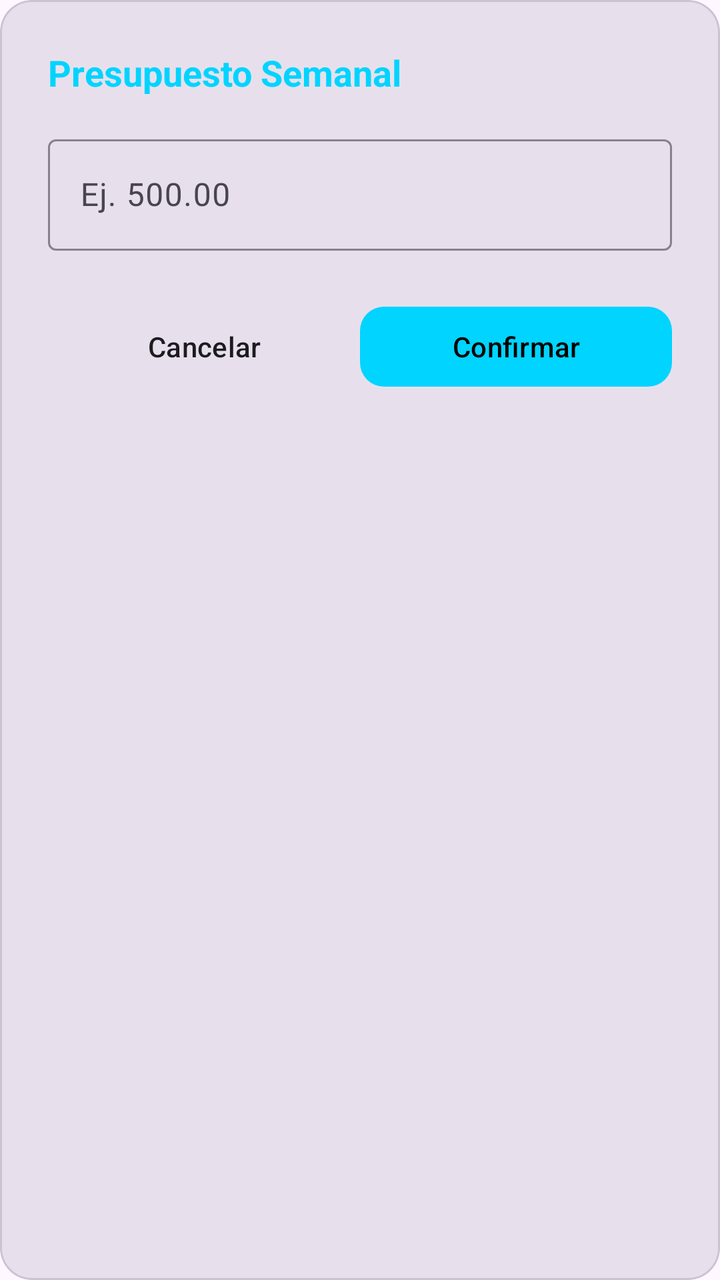
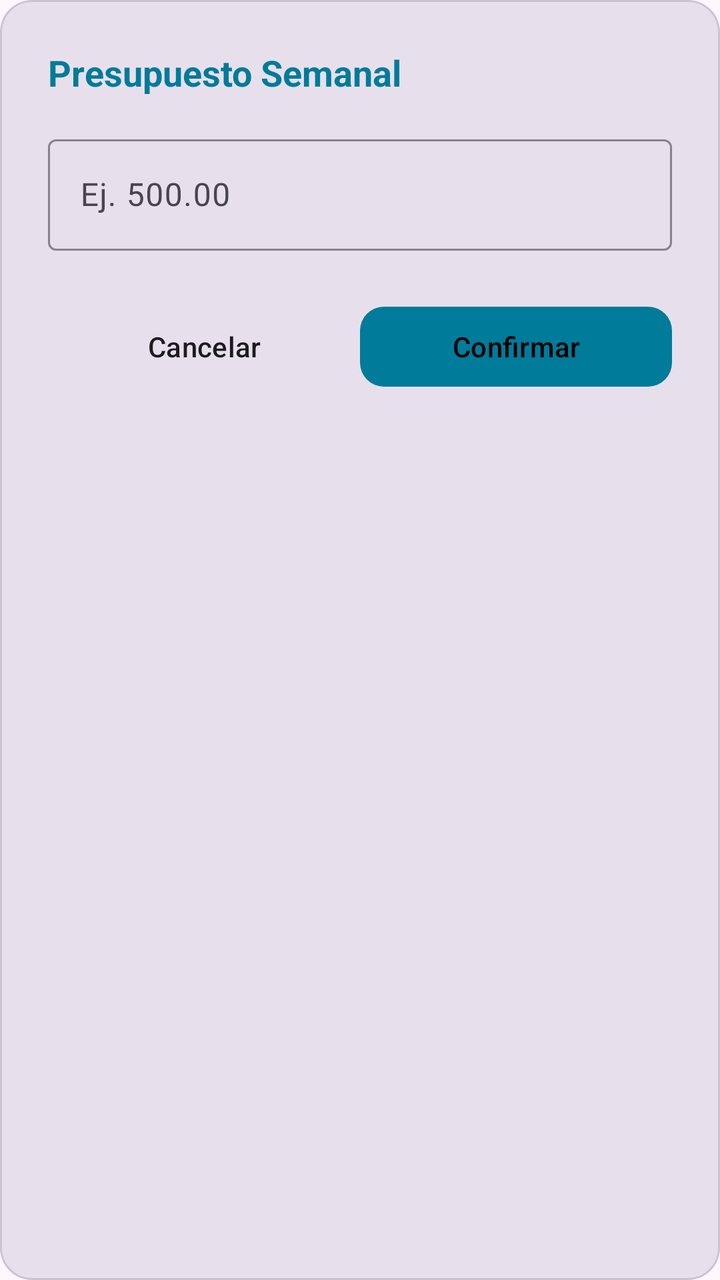

Two renders of the same Android screen: before a commit and after it. Below are the layout's source before the change and the commit's diff.
<!-- AndroidManifest.xml: application theme Theme.StudiOS -->
<!-- res/layout/finanzas_dialogo_presupuesto.xml -->
<?xml version="1.0" encoding="utf-8"?>
<layout xmlns:android="http://schemas.android.com/apk/res/android"
    xmlns:app="http://schemas.android.com/apk/res-auto">

    <com.google.android.material.card.MaterialCardView
        android:layout_width="match_parent"
        android:layout_height="wrap_content"
        app:cardBackgroundColor="?attr/colorSurfaceVariant"
        app:cardCornerRadius="16dp">

        <LinearLayout
            android:layout_width="match_parent"
            android:layout_height="wrap_content"
            android:orientation="vertical"
            android:padding="24dp">

            <TextView
                android:layout_width="wrap_content"
                android:layout_height="wrap_content"
                android:layout_marginBottom="16dp"
                android:text="Presupuesto Semanal"
                android:textColor="@color/studios_cyan"
                android:textSize="18sp"
                android:textStyle="bold" />

            <com.google.android.material.textfield.TextInputLayout
                style="@style/Widget.Material3.TextInputLayout.OutlinedBox"
                android:layout_width="match_parent"
                android:layout_height="wrap_content"
                android:layout_marginBottom="24dp"
                app:boxStrokeColor="@color/studios_cyan"
                app:hintTextColor="@color/studios_cyan">

                <com.google.android.material.textfield.TextInputEditText
                    android:id="@+id/etMontoPresupuesto"
                    android:layout_width="match_parent"
                    android:layout_height="wrap_content"
                    android:hint="Ej. 500.00"
                    android:inputType="numberDecimal"
                    android:textColor="?attr/colorOnSurface" />
            </com.google.android.material.textfield.TextInputLayout>

            <LinearLayout
                android:layout_width="match_parent"
                android:layout_height="wrap_content"
                android:orientation="horizontal">

                <com.google.android.material.button.MaterialButton
                    android:id="@+id/btnCancelarDialogo"
                    style="@style/Widget.Material3.Button.TextButton"
                    android:layout_width="0dp"
                    android:layout_height="wrap_content"
                    android:layout_weight="1"
                    android:text="Cancelar"
                    android:textColor="?attr/colorOnSurface" />

                <com.google.android.material.button.MaterialButton
                    android:id="@+id/btnConfirmarDialogo"
                    android:layout_width="0dp"
                    android:layout_height="wrap_content"
                    android:layout_weight="1"
                    android:text="Confirmar"
                    android:textColor="@color/black"
                    app:backgroundTint="@color/studios_cyan"
                    app:cornerRadius="12dp" />
            </LinearLayout>
        </LinearLayout>
    </com.google.android.material.card.MaterialCardView>
</layout>
<!-- resources referenced by this layout -->
<resources>
  <color name="black">#FF000000</color>
  <color name="studios_cyan">#00D4FF</color>
  <style name="Theme.StudiOS" parent="Base.Theme.StudiOS" />
  <style name="Base.Theme.StudiOS" parent="Theme.Material3.DayNight.NoActionBar">
          
          
      </style>
</resources>

<!-- the commit's change to res/layout/finanzas_dialogo_presupuesto.xml (unified diff, before → after) -->
@@ -19,7 +19,7 @@
                 android:layout_height="wrap_content"
                 android:layout_marginBottom="16dp"
                 android:text="Presupuesto Semanal"
-                android:textColor="@color/studios_cyan"
+                android:textColor="@color/studios_cyan_titulo"
                 android:textSize="18sp"
                 android:textStyle="bold" />
 
@@ -28,7 +28,7 @@
                 android:layout_width="match_parent"
                 android:layout_height="wrap_content"
                 android:layout_marginBottom="24dp"
-                app:boxStrokeColor="@color/studios_cyan"
+                app:boxStrokeColor="@color/studios_cyan_titulo"
                 app:hintTextColor="@color/studios_cyan">
 
                 <com.google.android.material.textfield.TextInputEditText
@@ -61,7 +61,7 @@
                     android:layout_weight="1"
                     android:text="Confirmar"
                     android:textColor="@color/black"
-                    app:backgroundTint="@color/studios_cyan"
+                    app:backgroundTint="@color/studios_cyan_titulo"
                     app:cornerRadius="12dp" />
             </LinearLayout>
         </LinearLayout>
<!-- resource entries referenced after the edit -->
@@ -2,6 +2,7 @@
 <resources>
   <color name="black">#FF000000</color>
   <color name="studios_cyan">#00D4FF</color>
+  <color name="studios_cyan_titulo">#007B99</color>
   <style name="Theme.StudiOS" parent="Base.Theme.StudiOS" />
   <style name="Base.Theme.StudiOS" parent="Theme.Material3.DayNight.NoActionBar">
           
